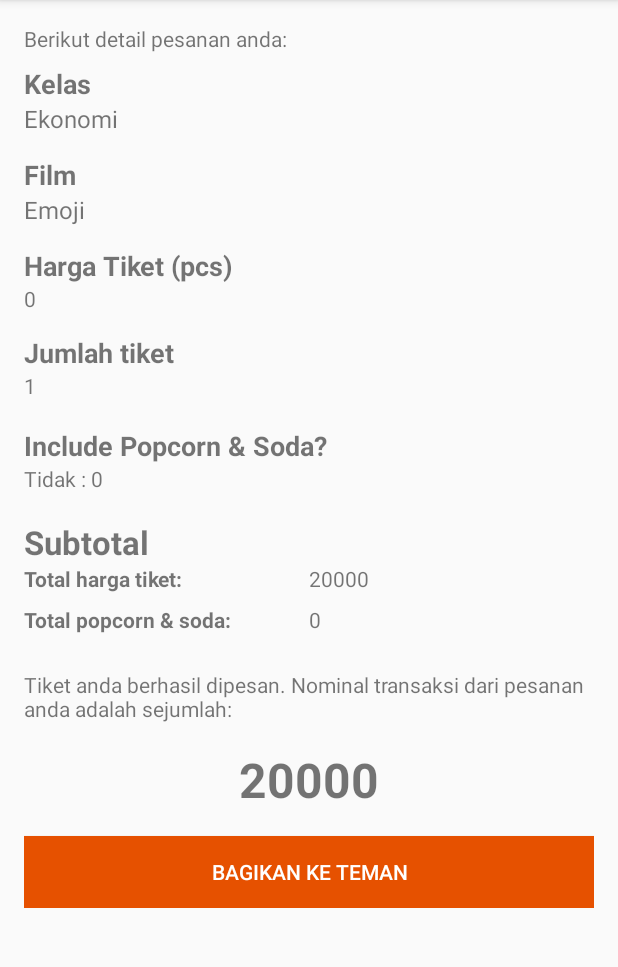
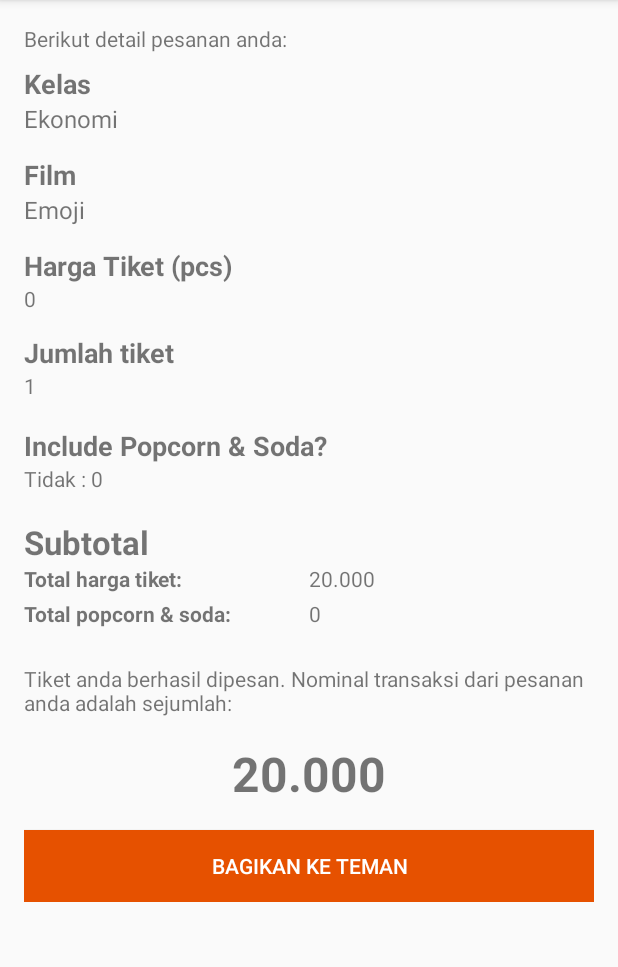
Before and after one commit to wdharmana/CinemaTix, an Android app: the screen it shows after launch (ResultActivity), after a tap on "PESAN TIKET", on a phone screen of 412 x 824 dp, the part 84-1051 px from its top. Run offline under Robolectric (Android 15) with nearby library versions, the phone set to English and light mode, and no system bars.

Commit message:
add money function

```diff
--- a/app/src/main/java/com/android/cinematix/ResultActivity.java
+++ b/app/src/main/java/com/android/cinematix/ResultActivity.java
@@ -6,6 +6,9 @@ import android.support.v7.app.AppCompatActivity;
 import android.view.View;
 import android.widget.Button;
 import android.widget.TextView;
+
+import java.text.NumberFormat;
+import java.util.Locale;
 
 public class ResultActivity extends AppCompatActivity {
 
@@ -33,48 +36,48 @@ public class ResultActivity extends AppCompatActivity {
         // Declare intent here
         Intent intent = getIntent();
 
-        String classCinematix = intent.getStringExtra("classCinematix");
+        final String classCinematix = intent.getStringExtra("classCinematix");
         tvClass.setText(classCinematix);
 
-        String movieCinematix = intent.getStringExtra("filmCinematix");
+        final String movieCinematix = intent.getStringExtra("filmCinematix");
         tvMovie.setText(movieCinematix);
 
         int rate = 0;
-        tvRate.setText(String.valueOf(rate));
+        tvRate.setText(convertMoney(rate));
 
         final String additional = intent.getStringExtra("additionalCinematix");
         int priceAdditional = getPriceBasedOnAdditional(additional);
-        tvAdditional.setText(additional+ " : "+priceAdditional);
+        tvAdditional.setText(additional+ " : "+convertMoney(priceAdditional) );
 
-        String jumlah = intent.getStringExtra("jumlahCinematix");
+        final String jumlah = intent.getStringExtra("jumlahCinematix");
         tvJumlah.setText(jumlah);
 
         // Sub total
         int priceClass = getPriceBasedOnClass(classCinematix);
 
         int subTotalMovie = priceClass * Integer.valueOf(jumlah);
-        tvSubTotalTicket.setText(String.valueOf(subTotalMovie));
+        tvSubTotalTicket.setText(convertMoney(subTotalMovie));
 
         int subTotalAddtional = priceAdditional * Integer.valueOf(jumlah);
-        tvSubTotalAddtional.setText(String.valueOf(subTotalAddtional));
+        tvSubTotalAddtional.setText(convertMoney(subTotalAddtional));
 
         // Total
-        int total = subTotalMovie + subTotalAddtional;
-        tvTotal.setText(String.valueOf(total));
+        final int total = subTotalMovie + subTotalAddtional;
+        tvTotal.setText(convertMoney(total));
 
         btnShare = (Button) findViewById(R.id.btn_share);
         btnShare.setOnClickListener(new View.OnClickListener() {
             @Override
             public void onClick(View v) {
-                String sendText = "Memesan " + tvJumlah.getText().toString() + " tiket " +
-                        tvMovie.getText().toString() + ". Kelas " + tvClass.getText().toString() +
+                String sendText = "Memesan " + jumlah + " tiket " +
+                        movieCinematix + ". Kelas " + classCinematix +
                         ", include popcorn dan soda : " + additional + ".\n" +
-                        "Total Harga : " + tvTotal.getText().toString();
+                        "Total Harga : " + convertMoney(total);
                 Intent sendIntent = new Intent();
                 sendIntent.setAction(Intent.ACTION_SEND);
                 sendIntent.putExtra(Intent.EXTRA_TEXT, sendText);
                 sendIntent.setType("text/plain");
-                startActivity(Intent.createChooser(sendIntent, "Bagikan ke "));
+                startActivity(Intent.createChooser(sendIntent, "Bagikan"));
             }
         });
     }
@@ -112,5 +115,9 @@ public class ResultActivity extends AppCompatActivity {
         return price;
     }
 
+    public String convertMoney(int money) {
+        return NumberFormat.getNumberInstance(Locale.GERMANY).format(money);
+    }
+
 
 }
--- a/app/src/main/res/layout/activity_result.xml
+++ b/app/src/main/res/layout/activity_result.xml
@@ -108,7 +108,7 @@
                 android:layout_width="match_parent"
                 android:layout_height="wrap_content"
                 android:weightSum="1"
-                android:layout_marginBottom="8dp">
+                android:layout_marginBottom="4dp">
 
                 <TextView
                     android:text="@string/total_ticket_label"
```
